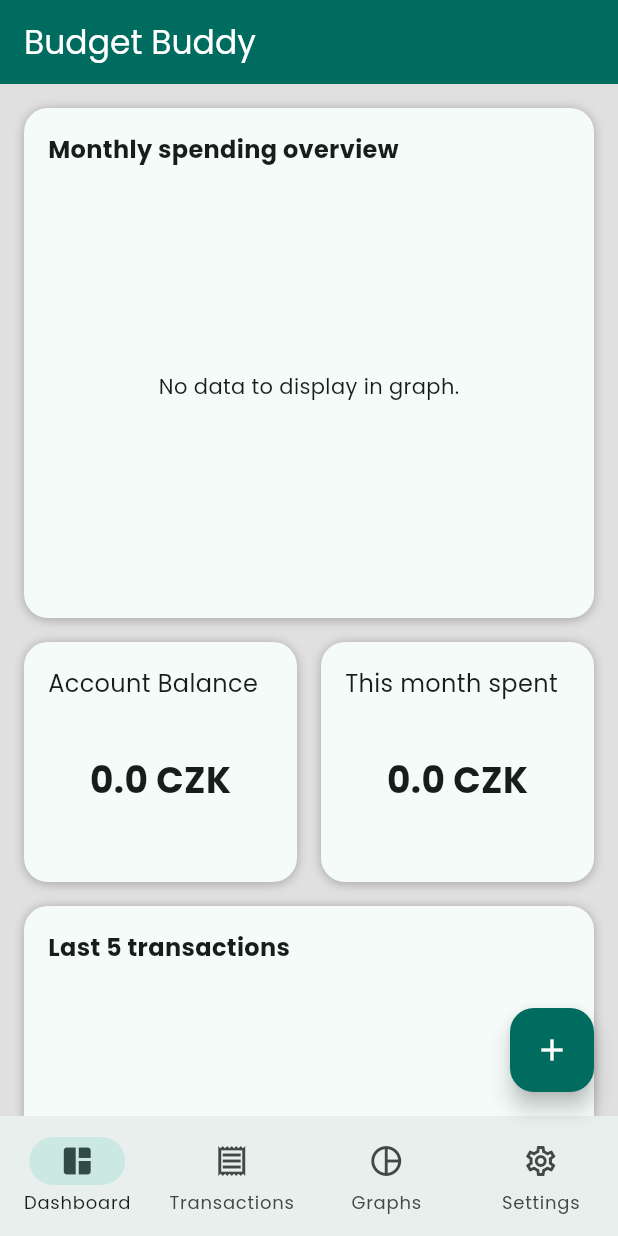
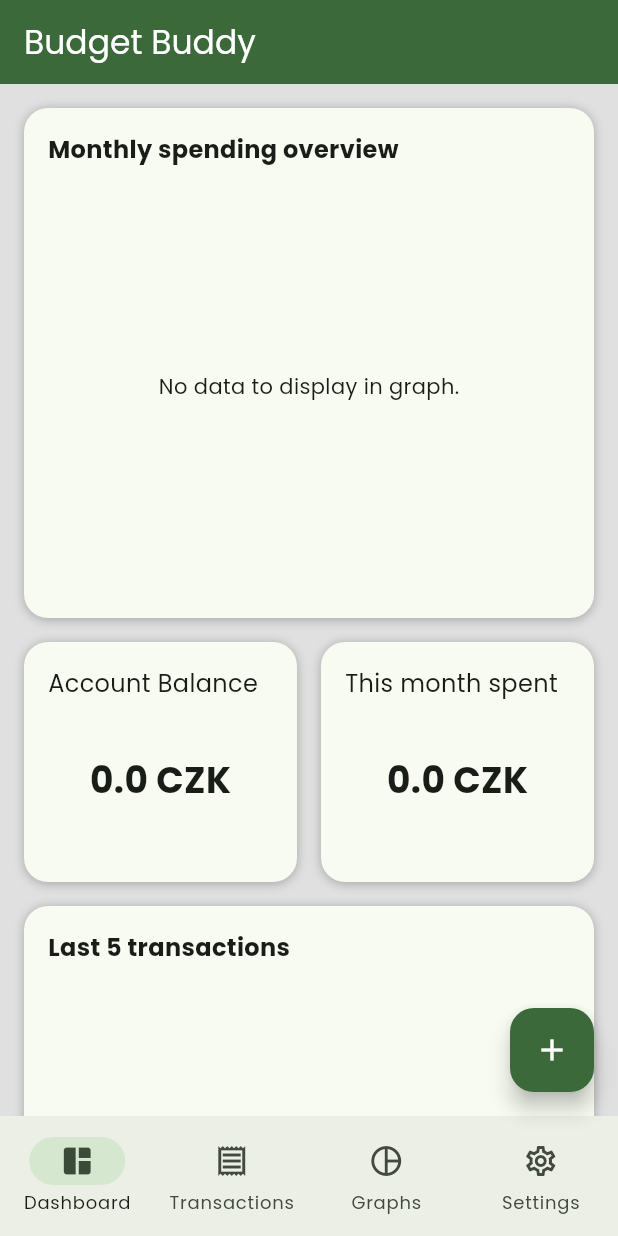
Before and after one commit to Nert53/budget-buddy, a Flutter app: the screen it shows after launch, on a phone screen of 412 x 824 dp. Run offline on Flutter 3.47's test engine with Material 3 defaults, Android fonts, the phone set to English and light mode, and no system bars; our stand-ins replace another_flushbar, drift, drift_flutter, fl_chart, go_router, shared_preferences and 1 more; missing offline and left inert: drift_db_viewer, shortuid; accounts and stored records are empty; generated files the repository leaves out were written again.

Commit message:
theme color save to preferences

```diff
--- a/lib/theme/theme.dart
+++ b/lib/theme/theme.dart
@@ -8,7 +8,6 @@ ThemeData mainThemeMode = ThemeData(
 );
 
 ThemeData secondThemeMode = ThemeData(
-
   colorScheme: ColorScheme.fromSeed(seedColor: const Color.fromARGB(255, 25, 141, 207)),
   useMaterial3: true,
   fontFamily: 'Poppins',
--- a/lib/theme/theme_provider.dart
+++ b/lib/theme/theme_provider.dart
@@ -1,15 +1,13 @@
+import 'dart:ui';
 import 'package:flutter/material.dart';
-import 'package:flutter/scheduler.dart';
 import 'package:personal_finance/theme/theme.dart';
 import 'package:shared_preferences/shared_preferences.dart';
 
 class ThemeProvider with ChangeNotifier {
-  ThemeData _themeData = mainThemeMode;
-  ThemeData get themeData => _themeData;
-  final _currentBrightness =
-      SchedulerBinding.instance.platformDispatcher.platformBrightness;
-  bool _isSystemColorMode = false;
-  bool get isSystemColorMode => _isSystemColorMode;
+  ThemeData themeData = mainThemeMode;
+  final brightness = PlatformDispatcher.instance.platformBrightness;
+  int _themeColorNum = 0;
+  int get themeColorNum => _themeColorNum;
 
   ThemeProvider() {
     loadTheme();
@@ -17,27 +15,12 @@ class ThemeProvider with ChangeNotifier {
 
   void loadTheme() async {
     SharedPreferences prefs = await SharedPreferences.getInstance();
-    _isSystemColorMode = prefs.getBool('isSystemColorMode') ?? false;
+    _themeColorNum = prefs.getInt('themeColor') ?? 0;
 
-    if (_isSystemColorMode) {
-      themeData = _currentBrightness == Brightness.dark
-          ? secondThemeMode
-          : mainThemeMode;
-      return;
-    }
-
-    bool isDark = prefs.getBool('isDarkMode') ?? false;
-    themeData = isDark ? secondThemeMode : mainThemeMode;
+    setColor(_themeColorNum);
   }
 
-  set themeData(ThemeData themeData) {
-    _themeData = themeData;
-    SharedPreferences.getInstance().then((prefs) {
-      prefs.setBool('isDarMode', themeData == secondThemeMode);
-    });
-    notifyListeners();
-  }
-
+  /*
   void setDarkMode(bool value) {
     themeData = value ? secondThemeMode : mainThemeMode;
     SharedPreferences.getInstance().then((prefs) {
@@ -49,11 +32,9 @@ class ThemeProvider with ChangeNotifier {
   bool isDarkMode() {
     return themeData == secondThemeMode;
   }
+  */
 
   void setColor(int value) {
-    int currentPrimaryValue = _themeData.colorScheme.primary.value;
-    int mainPrimaryValue = mainThemeMode.colorScheme.primary.value;
-
     Color color1 = Colors.green;
     Color color2 = Colors.blue;
     Color color3 = Colors.red;
@@ -80,13 +61,9 @@ class ThemeProvider with ChangeNotifier {
       scaffoldBackgroundColor: const Color.fromARGB(255, 224, 224, 224),
     );
 
-    if (currentPrimaryValue == mainPrimaryValue) {
-      themeData = newThemeData;
-    } else {
-      themeData = newThemeData;
-    }
+    themeData = newThemeData;
     SharedPreferences.getInstance().then((prefs) {
-      prefs.setBool('isDarkMode', themeData == secondThemeMode);
+      prefs.setInt('themeColor', value);
     });
     notifyListeners();
   }
--- a/lib/view/screen/dashboard_screen.dart
+++ b/lib/view/screen/dashboard_screen.dart
@@ -15,6 +15,7 @@ class DashboardScreen extends StatelessWidget {
     bool wideScreen = screenWidth > mediumScreenWidth;
     double contentWidth =
         screenWidth - (wideScreen ? (navigationRailWidth + 32) : 32);
+    final ScrollController scrollController = ScrollController();
 
     final model = context.watch<DashboardViewmodel>();
 
@@ -243,6 +244,7 @@ class DashboardScreen extends StatelessWidget {
                 SizedBox(height: 16.0),
                 Expanded(
                   child: Scrollbar(
+                    controller: scrollController,
                     thumbVisibility: true,
                     child: ListView.separated(
                         separatorBuilder: (BuildContext context, int index) =>
--- a/lib/view_model/transaction_viewmodel.dart
+++ b/lib/view_model/transaction_viewmodel.dart
@@ -29,7 +29,7 @@ class TransactionViewModel extends ChangeNotifier {
     notifyListeners();
 
     //! Only for testing purposes (to see the animation)
-    await Future.delayed(const Duration(milliseconds: 500));
+    await Future.delayed(const Duration(milliseconds: 200));
 
     setDateValues();
     getTransactions();
```
